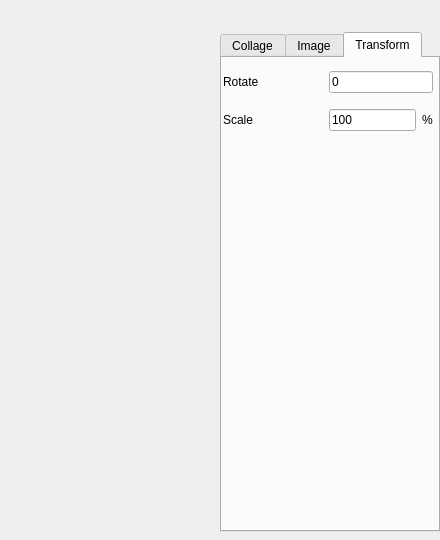
This is src/mainwindow.ui in mtl1979/isplitter as Qt 5 draws it before an edit. The edited form follows.
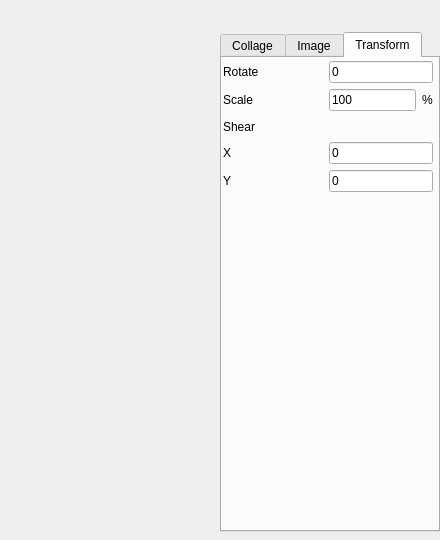
This is the edited form.

Commit message: Add shear transform

Diff of the .ui file:
```diff
--- a/src/mainwindow.ui
+++ b/src/mainwindow.ui
@@ -1419,7 +1419,7 @@
        <x>1</x>
        <y>3</y>
        <width>210</width>
-       <height>80</height>
+       <height>131</height>
       </rect>
      </property>
      <layout class="QGridLayout" name="Tab3Layout">
@@ -1494,6 +1494,41 @@
         </property>
        </widget>
       </item>
+      <item row="4" column="1" colspan="2">
+       <widget class="QLineEdit" name="ShearY">
+        <property name="text">
+         <string>0</string>
+        </property>
+       </widget>
+      </item>
+      <item row="3" column="0">
+       <widget class="QLabel" name="label_4">
+        <property name="text">
+         <string>X</string>
+        </property>
+       </widget>
+      </item>
+      <item row="3" column="1" colspan="2">
+       <widget class="QLineEdit" name="ShearX">
+        <property name="text">
+         <string>0</string>
+        </property>
+       </widget>
+      </item>
+      <item row="4" column="0">
+       <widget class="QLabel" name="label_5">
+        <property name="text">
+         <string>Y</string>
+        </property>
+       </widget>
+      </item>
+      <item row="2" column="0" colspan="3">
+       <widget class="QLabel" name="label_3">
+        <property name="text">
+         <string>Shear</string>
+        </property>
+       </widget>
+      </item>
      </layout>
     </widget>
    </widget>
```
The commit also changes 5 other files.
